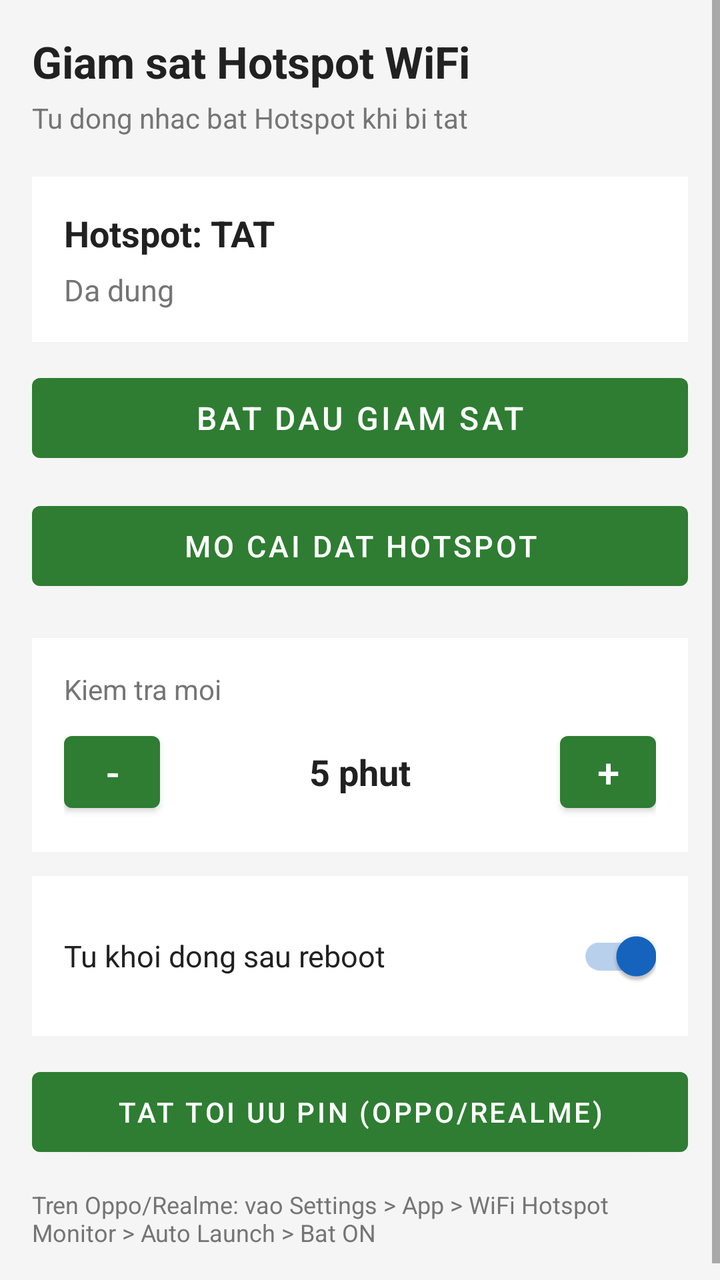
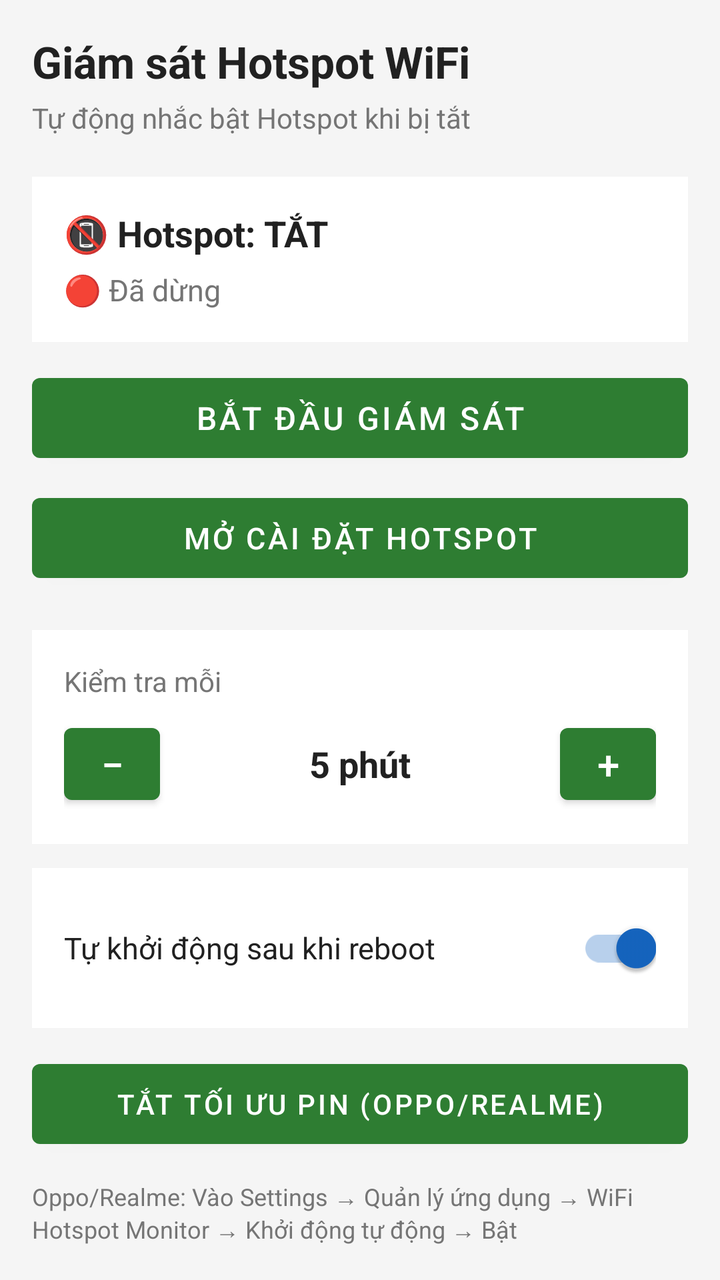

An Android layout rendered at two revisions. The XML below is the earlier revision; the diff shows what the commit changed to produce the second picture.
<!-- AndroidManifest.xml: application theme Theme.WifiMonitor -->
<!-- res/layout/activity_main.xml -->
<?xml version="1.0" encoding="utf-8"?>
<ScrollView xmlns:android="http://schemas.android.com/apk/res/android"
    android:layout_width="match_parent"
    android:layout_height="match_parent"
    android:background="#F5F5F5">

    <LinearLayout
        android:layout_width="match_parent"
        android:layout_height="wrap_content"
        android:orientation="vertical"
        android:padding="16dp">

        
        <TextView
            android:layout_width="match_parent"
            android:layout_height="wrap_content"
            android:text="Giam sat Hotspot WiFi"
            android:textSize="22sp"
            android:textStyle="bold"
            android:textColor="#212121"
            android:layout_marginBottom="4dp" />

        <TextView
            android:layout_width="match_parent"
            android:layout_height="wrap_content"
            android:text="Tu dong nhac bat Hotspot khi bi tat"
            android:textSize="14sp"
            android:textColor="#757575"
            android:layout_marginBottom="20dp" />

        
        <LinearLayout
            android:layout_width="match_parent"
            android:layout_height="wrap_content"
            android:orientation="vertical"
            android:background="#FFFFFF"
            android:padding="16dp"
            android:layout_marginBottom="12dp">

            <TextView
                android:id="@+id/tvHotspot"
                android:layout_width="match_parent"
                android:layout_height="wrap_content"
                android:text="Hotspot: TAT"
                android:textSize="18sp"
                android:textStyle="bold"
                android:textColor="#212121"
                android:layout_marginBottom="6dp" />

            <TextView
                android:id="@+id/tvStatus"
                android:layout_width="match_parent"
                android:layout_height="wrap_content"
                android:text="Da dung"
                android:textSize="15sp"
                android:textColor="#757575" />

        </LinearLayout>

        
        <Button
            android:id="@+id/btnToggle"
            android:layout_width="match_parent"
            android:layout_height="52dp"
            android:text="Bat dau giam sat"
            android:textSize="16sp"
            android:layout_marginBottom="12dp" />

        
        <Button
            android:id="@+id/btnSettings"
            android:layout_width="match_parent"
            android:layout_height="52dp"
            android:text="Mo cai dat Hotspot"
            android:textSize="15sp"
            android:layout_marginBottom="20dp" />

        
        <LinearLayout
            android:layout_width="match_parent"
            android:layout_height="wrap_content"
            android:orientation="vertical"
            android:background="#FFFFFF"
            android:padding="16dp"
            android:layout_marginBottom="12dp">

            <TextView
                android:layout_width="match_parent"
                android:layout_height="wrap_content"
                android:text="Kiem tra moi"
                android:textSize="14sp"
                android:textColor="#757575"
                android:layout_marginBottom="8dp" />

            <LinearLayout
                android:layout_width="match_parent"
                android:layout_height="wrap_content"
                android:orientation="horizontal"
                android:gravity="center_vertical">

                <Button
                    android:id="@+id/btnMinus"
                    android:layout_width="48dp"
                    android:layout_height="48dp"
                    android:text="-"
                    android:textSize="20sp" />

                <TextView
                    android:id="@+id/tvInterval"
                    android:layout_width="0dp"
                    android:layout_height="wrap_content"
                    android:layout_weight="1"
                    android:text="5 phut"
                    android:textSize="18sp"
                    android:textStyle="bold"
                    android:textColor="#212121"
                    android:gravity="center" />

                <Button
                    android:id="@+id/btnPlus"
                    android:layout_width="48dp"
                    android:layout_height="48dp"
                    android:text="+"
                    android:textSize="20sp" />

            </LinearLayout>
        </LinearLayout>

        
        <LinearLayout
            android:layout_width="match_parent"
            android:layout_height="wrap_content"
            android:orientation="horizontal"
            android:gravity="center_vertical"
            android:background="#FFFFFF"
            android:padding="16dp"
            android:layout_marginBottom="12dp">

            <TextView
                android:layout_width="0dp"
                android:layout_height="wrap_content"
                android:layout_weight="1"
                android:text="Tu khoi dong sau reboot"
                android:textSize="15sp"
                android:textColor="#212121" />

            <androidx.appcompat.widget.SwitchCompat
                android:id="@+id/switchAutoStart"
                android:layout_width="wrap_content"
                android:layout_height="wrap_content"
                android:checked="true" />

        </LinearLayout>

        
        <Button
            android:id="@+id/btnBattery"
            android:layout_width="match_parent"
            android:layout_height="52dp"
            android:text="Tat toi uu pin (Oppo/Realme)"
            android:textSize="14sp"
            android:layout_marginBottom="12dp" />

        <TextView
            android:layout_width="match_parent"
            android:layout_height="wrap_content"
            android:text="Tren Oppo/Realme: vao Settings > App > WiFi Hotspot Monitor > Auto Launch > Bat ON"
            android:textSize="12sp"
            android:textColor="#757575"
            android:layout_marginBottom="8dp" />

    </LinearLayout>
</ScrollView>
<!-- resources referenced by this layout -->
<resources>
  <style name="Theme.WifiMonitor" parent="Theme.MaterialComponents.DayNight.NoActionBar">
          <item name="colorPrimary">#2E7D32</item>
          <item name="colorPrimaryVariant">#1B5E20</item>
          <item name="colorOnPrimary">#FFFFFF</item>
          <item name="colorSecondary">#1565C0</item>
          <item name="colorOnSecondary">#FFFFFF</item>
          <item name="android:statusBarColor">#2E7D32</item>
      </style>
</resources>

<!-- the commit's change to res/layout/activity_main.xml (unified diff, before → after) -->
@@ -14,7 +14,7 @@
         <TextView
             android:layout_width="match_parent"
             android:layout_height="wrap_content"
-            android:text="Giam sat Hotspot WiFi"
+            android:text="Giám sát Hotspot WiFi"
             android:textSize="22sp"
             android:textStyle="bold"
             android:textColor="#212121"
@@ -23,7 +23,7 @@
         <TextView
             android:layout_width="match_parent"
             android:layout_height="wrap_content"
-            android:text="Tu dong nhac bat Hotspot khi bi tat"
+            android:text="Tự động nhắc bật Hotspot khi bị tắt"
             android:textSize="14sp"
             android:textColor="#757575"
             android:layout_marginBottom="20dp" />
@@ -41,7 +41,7 @@
                 android:id="@+id/tvHotspot"
                 android:layout_width="match_parent"
                 android:layout_height="wrap_content"
-                android:text="Hotspot: TAT"
+                android:text="📵 Hotspot: TẮT"
                 android:textSize="18sp"
                 android:textStyle="bold"
                 android:textColor="#212121"
@@ -51,7 +51,7 @@
                 android:id="@+id/tvStatus"
                 android:layout_width="match_parent"
                 android:layout_height="wrap_content"
-                android:text="Da dung"
+                android:text="🔴 Đã dừng"
                 android:textSize="15sp"
                 android:textColor="#757575" />
 
@@ -62,16 +62,16 @@
             android:id="@+id/btnToggle"
             android:layout_width="match_parent"
             android:layout_height="52dp"
-            android:text="Bat dau giam sat"
+            android:text="Bắt đầu giám sát"
             android:textSize="16sp"
-            android:layout_marginBottom="12dp" />
+            android:layout_marginBottom="8dp" />
 
         
         <Button
             android:id="@+id/btnSettings"
             android:layout_width="match_parent"
             android:layout_height="52dp"
-            android:text="Mo cai dat Hotspot"
+            android:text="Mở cài đặt Hotspot"
             android:textSize="15sp"
             android:layout_marginBottom="20dp" />
 
@@ -87,7 +87,7 @@
             <TextView
                 android:layout_width="match_parent"
                 android:layout_height="wrap_content"
-                android:text="Kiem tra moi"
+                android:text="Kiểm tra mỗi"
                 android:textSize="14sp"
                 android:textColor="#757575"
                 android:layout_marginBottom="8dp" />
@@ -102,7 +102,7 @@
                     android:id="@+id/btnMinus"
                     android:layout_width="48dp"
                     android:layout_height="48dp"
-                    android:text="-"
+                    android:text="−"
                     android:textSize="20sp" />
 
                 <TextView
@@ -110,7 +110,7 @@
                     android:layout_width="0dp"
                     android:layout_height="wrap_content"
                     android:layout_weight="1"
-                    android:text="5 phut"
+                    android:text="5 phút"
                     android:textSize="18sp"
                     android:textStyle="bold"
                     android:textColor="#212121"
@@ -140,7 +140,7 @@
                 android:layout_width="0dp"
                 android:layout_height="wrap_content"
                 android:layout_weight="1"
-                android:text="Tu khoi dong sau reboot"
+                android:text="Tự khởi động sau khi reboot"
                 android:textSize="15sp"
                 android:textColor="#212121" />
 
@@ -157,17 +157,16 @@
             android:id="@+id/btnBattery"
             android:layout_width="match_parent"
             android:layout_height="52dp"
-            android:text="Tat toi uu pin (Oppo/Realme)"
+            android:text="Tắt tối ưu pin (Oppo/Realme)"
             android:textSize="14sp"
             android:layout_marginBottom="12dp" />
 
         <TextView
             android:layout_width="match_parent"
             android:layout_height="wrap_content"
-            android:text="Tren Oppo/Realme: vao Settings > App > WiFi Hotspot Monitor > Auto Launch > Bat ON"
+            android:text="Oppo/Realme: Vào Settings → Quản lý ứng dụng → WiFi Hotspot Monitor → Khởi động tự động → Bật"
             android:textSize="12sp"
-            android:textColor="#757575"
-            android:layout_marginBottom="8dp" />
+            android:textColor="#757575" />
 
     </LinearLayout>
 </ScrollView>
